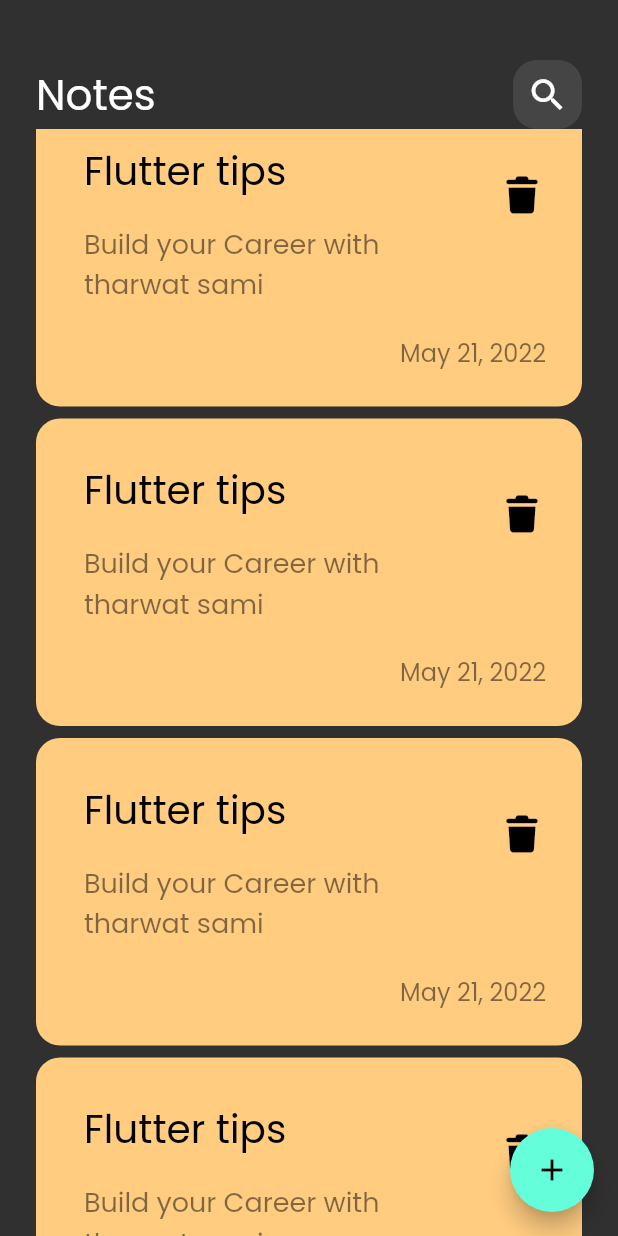
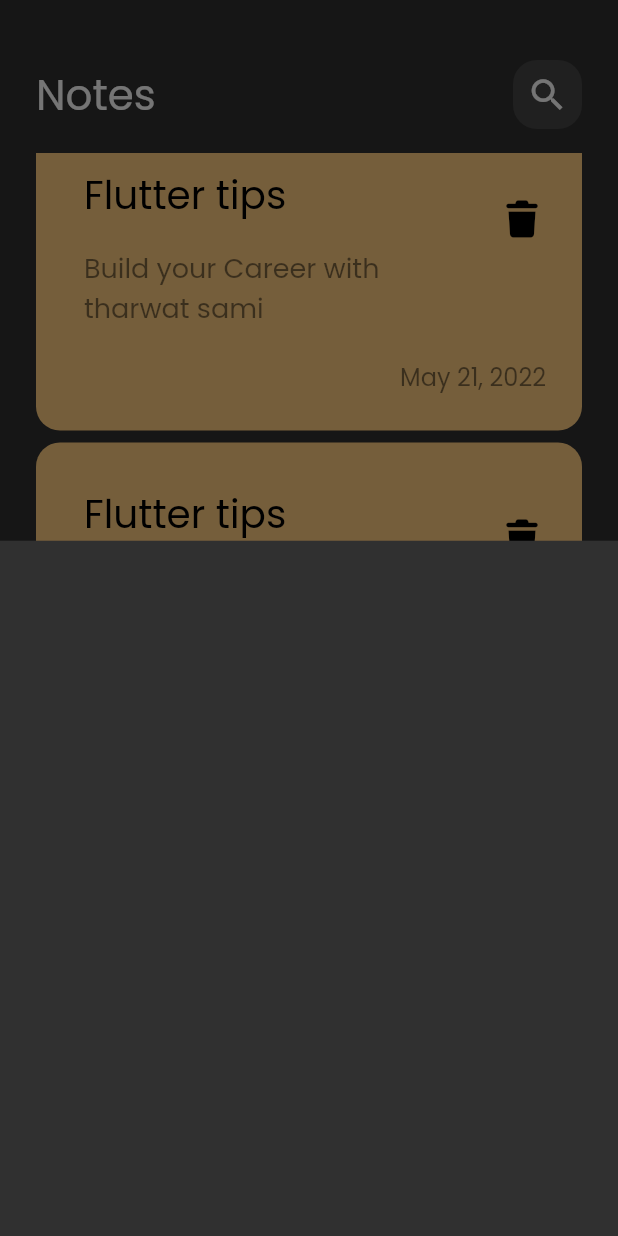
Before and after one commit to FarahSa1/notes_app, a Flutter app: the screen it shows after launch, scrolled down 1728 dp, after a tap on the "add" icon, on a phone screen of 412 x 824 dp. Run offline on Flutter 3.47's test engine with Material 3 defaults, Android fonts, the phone set to English and light mode, and no system bars; our stand-ins replace font_awesome_flutter.

Commit message:
show modal bottom sheet

```diff
--- a/lib/views/notes_view.dart
+++ b/lib/views/notes_view.dart
@@ -1,4 +1,5 @@
 import 'package:flutter/material.dart';
+import 'package:notes_app/widgets/add_note_bottom_sheet.dart';
 import 'package:notes_app/widgets/notes_view_body.dart';
 
 class NotesView extends StatelessWidget {
@@ -6,10 +7,15 @@ class NotesView extends StatelessWidget {
 
   @override
   Widget build(BuildContext context) {
-    return  Scaffold(
+    return Scaffold(
       floatingActionButton: FloatingActionButton(
         onPressed: () {
-
+          showModalBottomSheet(
+            context: context,
+            builder: (context) {
+              return AddNoteBottomSheet(); //يفضل دائما الودجت الي هترجع هنا تكون ب كاستوم ودجت ما ابنيها هنا مباشرة لانه هنا فش بيلد ميثود بالتالي اي تغيرر هعمله هوت ريلود مش هيظهر معي
+            },
+          );
         },
         child: Icon(Icons.add),
       ),
--- /dev/null
+++ b/lib/widgets/add_note_bottom_sheet.dart
@@ -0,0 +1,10 @@
+import 'package:flutter/material.dart';
+
+class AddNoteBottomSheet extends StatelessWidget {
+  const AddNoteBottomSheet({super.key});
+
+  @override
+  Widget build(BuildContext context) {
+    return Container();
+  }
+}
--- a/lib/widgets/notes_list_view.dart
+++ b/lib/widgets/notes_list_view.dart
@@ -6,13 +6,17 @@ class NotesListView extends StatelessWidget {
 
   @override
   Widget build(BuildContext context) {
-    return ListView.builder(
+    return Padding(
+      padding: const EdgeInsets.symmetric(vertical: 16.0),
+      child: ListView.builder(
+        padding: EdgeInsets.zero,
         itemBuilder: (context, index) {
           return const Padding(
             padding: EdgeInsets.symmetric(vertical: 4.0),
             child: NoteItem(),
           );
         },
+      ),
     );
   }
 }
```
Lines whose indentation alone changed are shown as unchanged.
